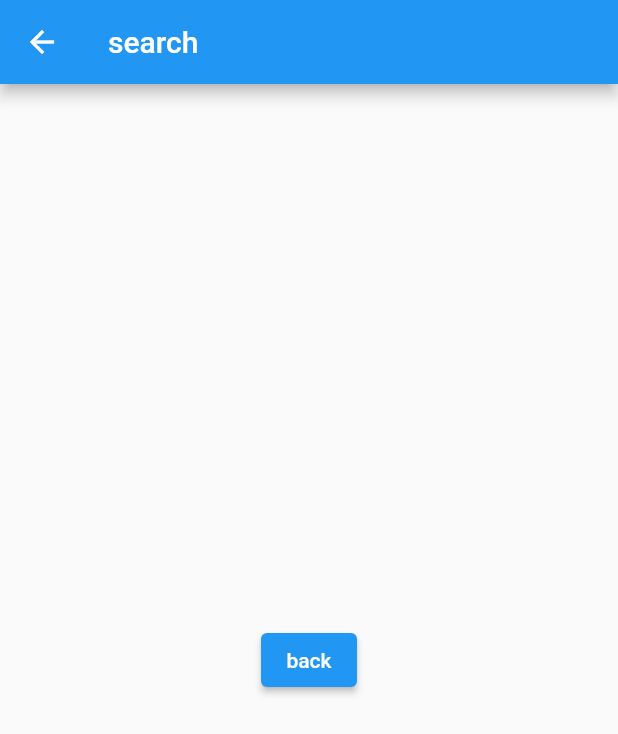
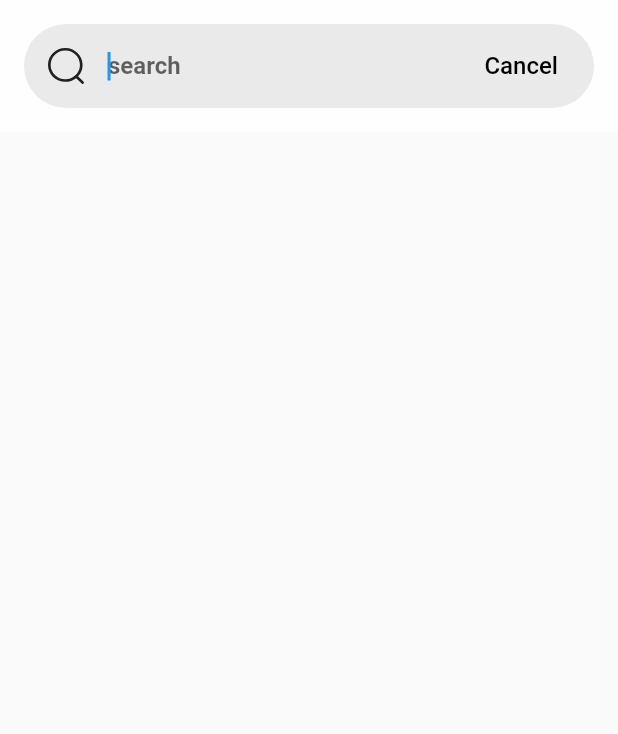
Before and after one commit to ming-xi/hooh, a Flutter app: the GallerySearchScreen screen opened directly, on a phone screen of 412 x 824 dp. Shown: the top 734 px of the screen. Run offline on Flutter 3.47's test engine with Material 2 defaults, Android fonts, the phone set to English and light mode, and no system bars; our stand-ins replace blur, cached_network_image, file_picker, flutter_svg, hooks_riverpod, image_cropper and 5 more; missing offline and left inert: pretty_json, webview_flutter_plus; accounts and stored records are empty; generated files the repository leaves out were written again; network calls fail; key blocks and very long unbroken strings in the code were emptied for the run.

Commit message:
调整statusbar颜色，搜索页跳转及顶部样式

```diff
--- a/app/lib/ui/pages/gallery/search.dart
+++ b/app/lib/ui/pages/gallery/search.dart
@@ -1,4 +1,7 @@
+import 'package:blur/blur.dart';
 import 'package:flutter/material.dart';
+import 'package:flutter/services.dart';
+import 'package:flutter_svg/svg.dart';
 import 'package:hooks_riverpod/hooks_riverpod.dart';
 
 class GallerySearchScreen extends ConsumerStatefulWidget {
@@ -13,19 +16,82 @@ class GallerySearchScreen extends ConsumerStatefulWidget {
 class _GallerySearchScreenState extends ConsumerState<GallerySearchScreen> {
   @override
   Widget build(BuildContext context) {
+    double safePadding = MediaQuery.of(context).padding.top;
+    double padding = 16.0;
+    double iconSize = 24.0;
+    double totalHeight = padding * 3 + iconSize;
+    totalHeight += padding;
+    var searchBar = buildSearchBar(context, iconSize, padding);
+
     return Scaffold(
-      appBar: AppBar(
-        title: Text("search"),
+      appBar: PreferredSize(
+        preferredSize: Size.fromHeight(totalHeight),
+        child: Builder(builder: (context) {
+          return AppBar(
+            toolbarHeight: totalHeight,
+            elevation: 0,
+            title: searchBar,
+            titleSpacing: 0,
+            backgroundColor: Colors.transparent,
+            automaticallyImplyLeading: false,
+            systemOverlayStyle: SystemUiOverlayStyle.dark,
+          ).frosted(
+            blur: 10,
+            frostColor: Colors.white,
+            frostOpacity: 0.9,
+          );
+        }),
       ),
-      body: Container(
-        child: Center(
-          child: ElevatedButton(
-            onPressed: () {
-              Navigator.of(context).pop();
-            },
-            child: Text("back"),
+      body: Container(),
+    );
+  }
+
+  Widget buildSearchBar(BuildContext context, double iconSize, double padding) {
+    return Padding(
+      padding: EdgeInsets.fromLTRB(padding, padding, padding, padding),
+      child: Container(
+        decoration: BoxDecoration(
+          borderRadius: BorderRadius.circular(200),
+          color: const Color(0xFFEAEAEA),
+        ),
+        child: GestureDetector(
+          onTap: () {},
+          child: Row(
+            children: [
+              Container(
+                  child: SvgPicture.asset('assets/images/icon_search.svg', height: iconSize, width: iconSize),
+                  padding: EdgeInsets.fromLTRB(0, padding, padding, padding)),
+              const Expanded(
+                  child: TextField(
+                    autofocus: true,
+                    decoration: InputDecoration(
+                      hintStyle: TextStyle(fontSize: 16, fontWeight: FontWeight.bold),
+                      labelStyle: TextStyle(fontSize: 16, fontWeight: FontWeight.bold),
+                      hintText: 'search',
+                      border: InputBorder.none,
+                    ),
+                  ),
+              ),
+              SizedBox(width: padding),
+              TextButton(
+                onPressed: () {
+                  Navigator.of(context).pop();
+                },
+                child: const Text(
+                  "Cancel",
+                  style: TextStyle(
+                    color: Colors.black,
+                    fontSize: 16,
+                  ),
+                ),
+                style: const ButtonStyle(
+                  splashFactory: NoSplash.splashFactory,
+                ),
+              )
+            ],
           ),
         ),
+        padding: EdgeInsets.fromLTRB(padding, 0, padding, 0),
       ),
     );
   }
--- a/app/lib/ui/pages/home/gallery.dart
+++ b/app/lib/ui/pages/home/gallery.dart
@@ -11,6 +11,7 @@ import 'package:common/models/gallery_image.dart';
 import 'package:common/utils/network.dart';
 import 'package:flutter/cupertino.dart';
 import 'package:flutter/material.dart';
+import 'package:flutter/services.dart';
 import 'package:flutter_svg/flutter_svg.dart';
 import 'package:hooks_riverpod/hooks_riverpod.dart';
 import 'package:image_cropper/image_cropper.dart';
@@ -95,10 +96,11 @@ class _GalleryPageState extends ConsumerState<GalleryPage> {
                   titleSpacing: 0,
                   bottom: PreferredSize(preferredSize: Size.fromHeight(listHeight), child: categoryBar),
                   backgroundColor: Colors.transparent,
-          ).frosted(
-            blur: 2.5,
+                  systemOverlayStyle: SystemUiOverlayStyle.dark)
+              .frosted(
+            blur: 10,
             frostColor: Colors.white,
-            frostOpacity: 0.7,
+            frostOpacity: 0.9,
           );
         }),
       ),
--- a/app/lib/ui/pages/home/home.dart
+++ b/app/lib/ui/pages/home/home.dart
@@ -71,9 +71,9 @@ class _HomeScreenState extends ConsumerState<HomeScreen> {
             currentIndex: index,
           ),
         ).frosted(
-          blur: 2.5,
+          blur: 10,
           frostColor: Colors.white,
-          frostOpacity: 0.7,
+          frostOpacity: 0.9,
         ),
       ),
     );
```
Also changed, not shown: app/pubspec.lock, 5 other files. Lines whose indentation alone changed are shown as unchanged.
